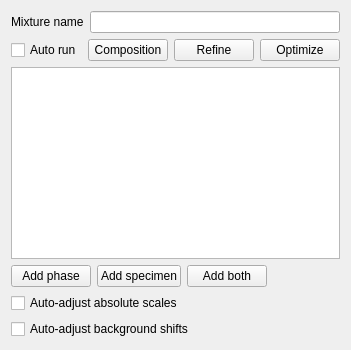
First picture: the form in src/mudlab/ui/edit_mixture.ui, repository Parthasarathi-Ghosh/MudLab2, before the edit.
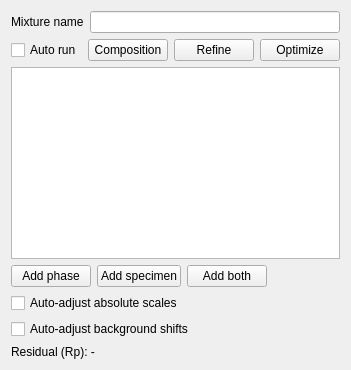
Second picture: the form after the edit.

Commit message: Refinement optimizer sub-batch 2: GUI wiring

```diff
--- a/src/mudlab/ui/edit_mixture.ui
+++ b/src/mudlab/ui/edit_mixture.ui
@@ -151,6 +151,16 @@
      </property>
     </widget>
    </item>
+   <item>
+    <widget class="QLabel" name="lbl_residual">
+     <property name="toolTip">
+      <string>Mean Rp residual of the current solution against the experimental patterns.</string>
+     </property>
+     <property name="text">
+      <string>Residual (Rp): -</string>
+     </property>
+    </widget>
+   </item>
   </layout>
  </widget>
  <resources/>
```
The commit also changes 7 other files.
